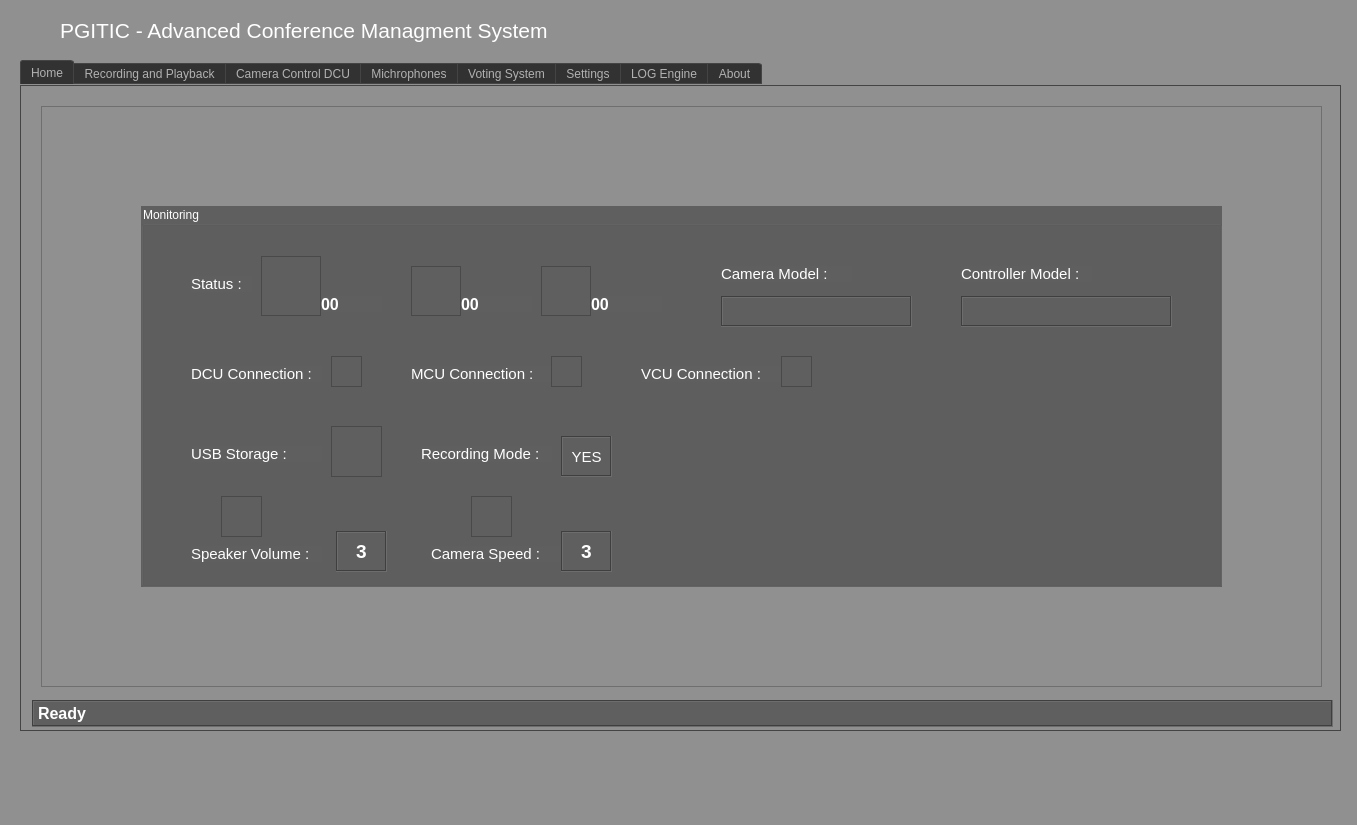
The window that mainwindow.ui (cxdcxd/pgitic_gstramer) describes before a commit, drawn with Qt 5.
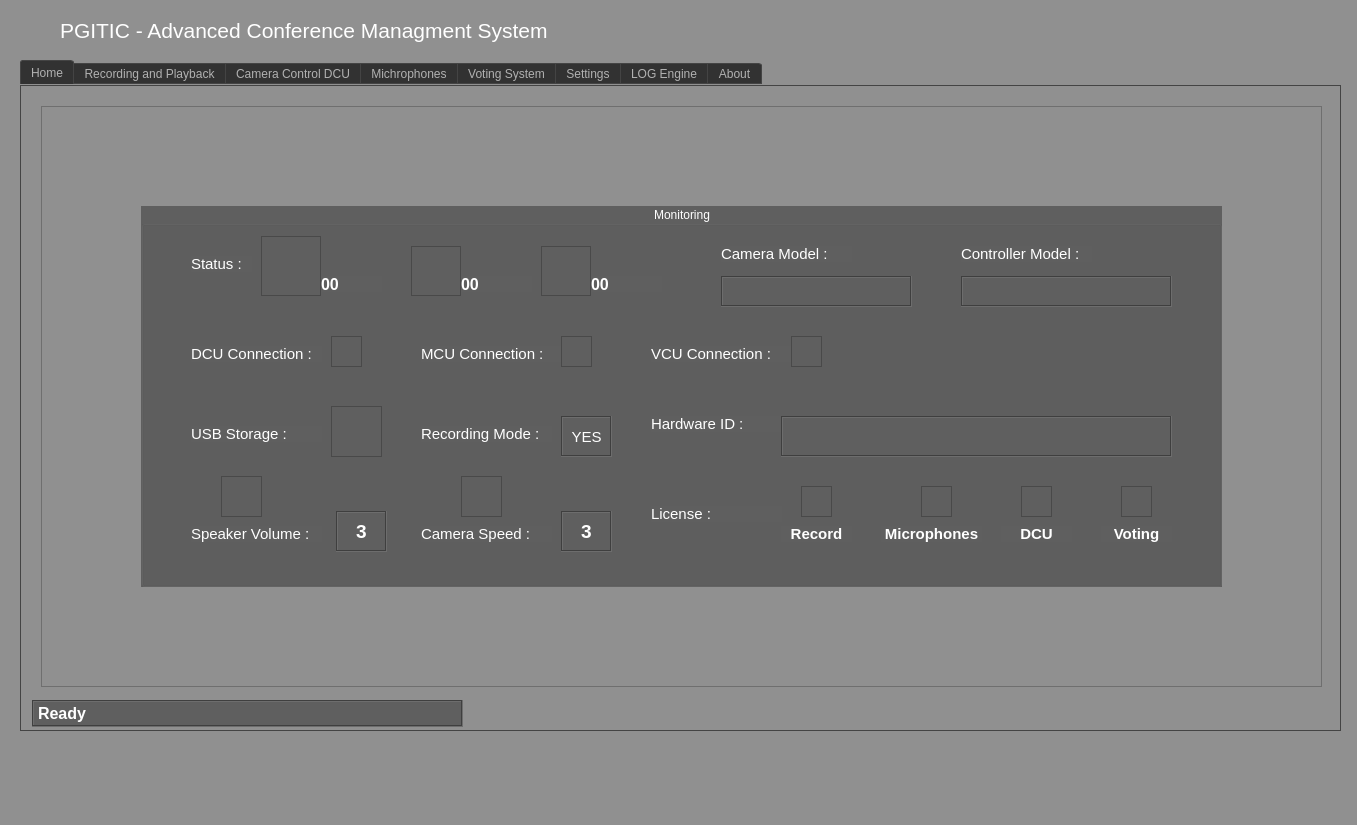
The same window after the commit. The open tabs and pages were chosen to show the change. Icons and pictures are not drawn. Custom widgets are drawn as their Qt base class.

What changed in the file:
```diff
--- a/mainwindow.ui
+++ b/mainwindow.ui
@@ -478,11 +478,20 @@
       <property name="title">
        <string>Monitoring</string>
       </property>
+      <property name="alignment">
+       <set>Qt::AlignCenter</set>
+      </property>
+      <property name="flat">
+       <bool>false</bool>
+      </property>
+      <property name="checkable">
+       <bool>false</bool>
+      </property>
       <widget class="QLabel" name="txt_Mmicnum">
        <property name="geometry">
         <rect>
          <x>450</x>
-         <y>90</y>
+         <y>70</y>
          <width>71</width>
          <height>16</height>
         </rect>
@@ -505,7 +514,7 @@
        <property name="geometry">
         <rect>
          <x>120</x>
-         <y>50</y>
+         <y>30</y>
          <width>60</width>
          <height>60</height>
         </rect>
@@ -526,7 +535,7 @@
        <property name="geometry">
         <rect>
          <x>400</x>
-         <y>60</y>
+         <y>40</y>
          <width>50</width>
          <height>50</height>
         </rect>
@@ -546,7 +555,7 @@
        <property name="geometry">
         <rect>
          <x>320</x>
-         <y>90</y>
+         <y>70</y>
          <width>71</width>
          <height>16</height>
         </rect>
@@ -569,7 +578,7 @@
        <property name="geometry">
         <rect>
          <x>270</x>
-         <y>60</y>
+         <y>40</y>
          <width>50</width>
          <height>50</height>
         </rect>
@@ -589,7 +598,7 @@
        <property name="geometry">
         <rect>
          <x>50</x>
-         <y>70</y>
+         <y>50</y>
          <width>61</width>
          <height>16</height>
         </rect>
@@ -610,7 +619,7 @@
        <property name="geometry">
         <rect>
          <x>180</x>
-         <y>90</y>
+         <y>70</y>
          <width>61</width>
          <height>16</height>
         </rect>
@@ -633,7 +642,7 @@
        <property name="geometry">
         <rect>
          <x>50</x>
-         <y>160</y>
+         <y>140</y>
          <width>131</width>
          <height>16</height>
         </rect>
@@ -654,7 +663,7 @@
        <property name="geometry">
         <rect>
          <x>190</x>
-         <y>150</y>
+         <y>130</y>
          <width>31</width>
          <height>31</height>
         </rect>
@@ -674,8 +683,8 @@
       <widget class="QLabel" name="label_33">
        <property name="geometry">
         <rect>
-         <x>270</x>
-         <y>160</y>
+         <x>280</x>
+         <y>140</y>
          <width>151</width>
          <height>16</height>
         </rect>
@@ -695,8 +704,8 @@
       <widget class="QFrame" name="monitor_serial">
        <property name="geometry">
         <rect>
-         <x>410</x>
-         <y>150</y>
+         <x>420</x>
+         <y>130</y>
          <width>31</width>
          <height>31</height>
         </rect>
@@ -717,7 +726,7 @@
        <property name="geometry">
         <rect>
          <x>280</x>
-         <y>240</y>
+         <y>220</y>
          <width>131</width>
          <height>16</height>
         </rect>
@@ -738,7 +747,7 @@
        <property name="geometry">
         <rect>
          <x>420</x>
-         <y>230</y>
+         <y>210</y>
          <width>51</width>
          <height>41</height>
         </rect>
@@ -768,7 +777,7 @@
        <property name="geometry">
         <rect>
          <x>50</x>
-         <y>240</y>
+         <y>220</y>
          <width>131</width>
          <height>16</height>
         </rect>
@@ -789,7 +798,7 @@
        <property name="geometry">
         <rect>
          <x>190</x>
-         <y>220</y>
+         <y>200</y>
          <width>51</width>
          <height>51</height>
         </rect>
@@ -810,7 +819,7 @@
        <property name="geometry">
         <rect>
          <x>580</x>
-         <y>60</y>
+         <y>40</y>
          <width>131</width>
          <height>16</height>
         </rect>
@@ -831,7 +840,7 @@
        <property name="geometry">
         <rect>
          <x>820</x>
-         <y>60</y>
+         <y>40</y>
          <width>131</width>
          <height>16</height>
         </rect>
@@ -852,7 +861,7 @@
        <property name="geometry">
         <rect>
          <x>580</x>
-         <y>90</y>
+         <y>70</y>
          <width>191</width>
          <height>31</height>
         </rect>
@@ -884,7 +893,7 @@
        <property name="geometry">
         <rect>
          <x>820</x>
-         <y>90</y>
+         <y>70</y>
          <width>211</width>
          <height>31</height>
         </rect>
@@ -915,8 +924,8 @@
       <widget class="QFrame" name="monitor_serial2">
        <property name="geometry">
         <rect>
-         <x>640</x>
-         <y>150</y>
+         <x>650</x>
+         <y>130</y>
          <width>31</width>
          <height>31</height>
         </rect>
@@ -937,7 +946,7 @@
        <property name="geometry">
         <rect>
          <x>50</x>
-         <y>340</y>
+         <y>320</y>
          <width>131</width>
          <height>16</height>
         </rect>
@@ -958,7 +967,7 @@
        <property name="geometry">
         <rect>
          <x>195</x>
-         <y>325</y>
+         <y>305</y>
          <width>51</width>
          <height>41</height>
         </rect>
@@ -989,8 +998,8 @@
       <widget class="QLabel" name="label_52">
        <property name="geometry">
         <rect>
-         <x>290</x>
-         <y>340</y>
+         <x>280</x>
+         <y>320</y>
          <width>131</width>
          <height>16</height>
         </rect>
@@ -1011,7 +1020,7 @@
        <property name="geometry">
         <rect>
          <x>80</x>
-         <y>290</y>
+         <y>270</y>
          <width>41</width>
          <height>41</height>
         </rect>
@@ -1031,8 +1040,8 @@
       <widget class="QFrame" name="frame_14">
        <property name="geometry">
         <rect>
-         <x>330</x>
-         <y>290</y>
+         <x>320</x>
+         <y>270</y>
          <width>41</width>
          <height>41</height>
         </rect>
@@ -1052,8 +1061,8 @@
       <widget class="QLabel" name="label_51">
        <property name="geometry">
         <rect>
-         <x>500</x>
-         <y>160</y>
+         <x>510</x>
+         <y>140</y>
          <width>151</width>
          <height>16</height>
         </rect>
@@ -1074,7 +1083,7 @@
        <property name="geometry">
         <rect>
          <x>420</x>
-         <y>325</y>
+         <y>305</y>
          <width>51</width>
          <height>41</height>
         </rect>
@@ -1102,6 +1111,268 @@
         <set>Qt::AlignCenter</set>
        </property>
       </widget>
+      <widget class="QLabel" name="label_56">
+       <property name="geometry">
+        <rect>
+         <x>510</x>
+         <y>210</y>
+         <width>131</width>
+         <height>16</height>
+        </rect>
+       </property>
+       <property name="font">
+        <font>
+         <pointsize>11</pointsize>
+        </font>
+       </property>
+       <property name="styleSheet">
+        <string notr="true">color: rgb(255, 255, 255);</string>
+       </property>
+       <property name="text">
+        <string>Hardware ID :</string>
+       </property>
+      </widget>
+      <widget class="QLabel" name="lbl_HID">
+       <property name="geometry">
+        <rect>
+         <x>640</x>
+         <y>210</y>
+         <width>391</width>
+         <height>41</height>
+        </rect>
+       </property>
+       <property name="font">
+        <font>
+         <pointsize>12</pointsize>
+         <weight>75</weight>
+         <bold>true</bold>
+        </font>
+       </property>
+       <property name="styleSheet">
+        <string notr="true">color: rgb(255, 255, 255);</string>
+       </property>
+       <property name="frameShape">
+        <enum>QFrame::Box</enum>
+       </property>
+       <property name="frameShadow">
+        <enum>QFrame::Sunken</enum>
+       </property>
+       <property name="text">
+        <string>&lt;name&gt;</string>
+       </property>
+       <property name="alignment">
+        <set>Qt::AlignCenter</set>
+       </property>
+      </widget>
+      <widget class="QLabel" name="label_57">
+       <property name="geometry">
+        <rect>
+         <x>510</x>
+         <y>300</y>
+         <width>131</width>
+         <height>16</height>
+        </rect>
+       </property>
+       <property name="font">
+        <font>
+         <pointsize>11</pointsize>
+        </font>
+       </property>
+       <property name="styleSheet">
+        <string notr="true">color: rgb(255, 255, 255);</string>
+       </property>
+       <property name="text">
+        <string>License :</string>
+       </property>
+      </widget>
+      <widget class="QLabel" name="label_58">
+       <property name="geometry">
+        <rect>
+         <x>640</x>
+         <y>320</y>
+         <width>71</width>
+         <height>16</height>
+        </rect>
+       </property>
+       <property name="font">
+        <font>
+         <pointsize>11</pointsize>
+         <weight>75</weight>
+         <bold>true</bold>
+        </font>
+       </property>
+       <property name="styleSheet">
+        <string notr="true">color: rgb(255, 255, 255);</string>
+       </property>
+       <property name="text">
+        <string>Record</string>
+       </property>
+       <property name="alignment">
+        <set>Qt::AlignCenter</set>
+       </property>
+      </widget>
+      <widget class="QFrame" name="img_lic1">
+       <property name="geometry">
+        <rect>
+         <x>660</x>
+         <y>280</y>
+         <width>31</width>
+         <height>31</height>
+        </rect>
+       </property>
+       <property name="styleSheet">
+        <string notr="true">border-image: 
+url(:/new/images/Resource/nico/error.png)  0 0 0 0 100 stretch;
+</string>
+       </property>
+       <property name="frameShape">
+        <enum>QFrame::StyledPanel</enum>
+       </property>
+       <property name="frameShadow">
+        <enum>QFrame::Raised</enum>
+       </property>
+      </widget>
+      <widget class="QLabel" name="label_59">
+       <property name="geometry">
+        <rect>
+         <x>740</x>
+         <y>320</y>
+         <width>101</width>
+         <height>16</height>
+        </rect>
+       </property>
+       <property name="font">
+        <font>
+         <pointsize>11</pointsize>
+         <weight>75</weight>
+         <bold>true</bold>
+        </font>
+       </property>
+       <property name="styleSheet">
+        <string notr="true">color: rgb(255, 255, 255);</string>
+       </property>
+       <property name="text">
+        <string>Microphones</string>
+       </property>
+       <property name="alignment">
+        <set>Qt::AlignCenter</set>
+       </property>
+      </widget>
+      <widget class="QFrame" name="img_lic2">
+       <property name="geometry">
+        <rect>
+         <x>780</x>
+         <y>280</y>
+         <width>31</width>
+         <height>31</height>
+        </rect>
+       </property>
+       <property name="styleSheet">
+        <string notr="true">border-image: 
+url(:/new/images/Resource/nico/error.png)  0 0 0 0 100 stretch;
+</string>
+       </property>
+       <property name="frameShape">
+        <enum>QFrame::StyledPanel</enum>
+       </property>
+       <property name="frameShadow">
+        <enum>QFrame::Raised</enum>
+       </property>
+      </widget>
+      <widget class="QFrame" name="img_lic3">
+       <property name="geometry">
+        <rect>
+         <x>880</x>
+         <y>280</y>
+         <width>31</width>
+         <height>31</height>
+        </rect>
+       </property>
+       <property name="styleSheet">
+        <string notr="true">border-image: 
+url(:/new/images/Resource/nico/error.png)  0 0 0 0 100 stretch;
+</string>
+       </property>
+       <property name="frameShape">
+        <enum>QFrame::StyledPanel</enum>
+       </property>
+       <property name="frameShadow">
+        <enum>QFrame::Raised</enum>
+       </property>
+      </widget>
+      <widget class="QLabel" name="label_60">
+       <property name="geometry">
+        <rect>
+         <x>860</x>
+         <y>320</y>
+         <width>71</width>
+         <height>16</height>
+        </rect>
+       </property>
+       <property name="font">
+        <font>
+         <pointsize>11</pointsize>
+         <weight>75</weight>
+         <bold>true</bold>
+        </font>
+       </property>
+       <property name="styleSheet">
+        <string notr="true">color: rgb(255, 255, 255);</string>
+       </property>
+       <property name="text">
+        <string>DCU</string>
+       </property>
+       <property name="alignment">
+        <set>Qt::AlignCenter</set>
+       </property>
+      </widget>
+      <widget class="QLabel" name="label_61">
+       <property name="geometry">
+        <rect>
+         <x>960</x>
+         <y>320</y>
+         <width>71</width>
+         <height>16</height>
+        </rect>
+       </property>
+       <property name="font">
+        <font>
+         <pointsize>11</pointsize>
+         <weight>75</weight>
+         <bold>true</bold>
+        </font>
+       </property>
+       <property name="styleSheet">
+        <string notr="true">color: rgb(255, 255, 255);</string>
+       </property>
+       <property name="text">
+        <string>Voting</string>
+       </property>
+       <property name="alignment">
+        <set>Qt::AlignCenter</set>
+       </property>
+      </widget>
+      <widget class="QFrame" name="img_lic4">
+       <property name="geometry">
+        <rect>
+         <x>980</x>
+         <y>280</y>
+         <width>31</width>
+         <height>31</height>
+        </rect>
+       </property>
+       <property name="styleSheet">
+        <string notr="true">border-image: 
+url(:/new/images/Resource/nico/error.png)  0 0 0 0 100 stretch;
+</string>
+       </property>
+       <property name="frameShape">
+        <enum>QFrame::StyledPanel</enum>
+       </property>
+       <property name="frameShadow">
+        <enum>QFrame::Raised</enum>
+       </property>
+      </widget>
       <zorder>txt_Mmicnum</zorder>
       <zorder>frame_7</zorder>
       <zorder>frame_9</zorder>
@@ -5543,7 +5814,7 @@
      <rect>
       <x>32</x>
       <y>700</y>
-      <width>1301</width>
+      <width>431</width>
       <height>27</height>
      </rect>
     </property>
```
Left out of the diff: 21 changed lines with no effect on the pictures.
